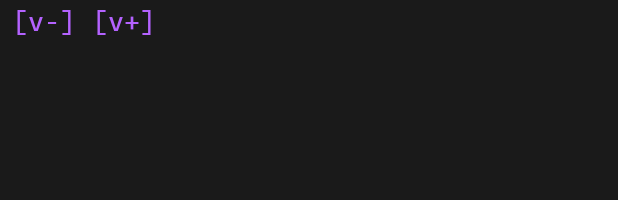
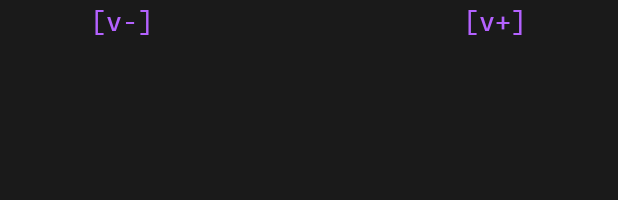
Before and after one commit to Pashebor/MusicForProgrammers, an Android app: the layout volume_controls_fragment.xml on its own in the app's theme, with its tools: preview values and no code run, on a phone screen of 412 x 824 dp. Shown: the top 200 px of the screen. Run offline under Robolectric (Android 15) with nearby library versions, the phone set to English and light mode, and no system bars.

Commit message:
The volume actions has been added

```diff
--- a/app/src/main/res/layout/player_controls.xml
+++ b/app/src/main/res/layout/player_controls.xml
@@ -104,14 +104,14 @@
             android:text="@string/text_placeholder_time_null"
             android:gravity="start"
             android:textColor="@color/grey"
-            android:layout_marginEnd="5dp"
             android:textSize="18sp"
             app:autoSizeTextType="uniform"
             app:fontType="regular" />
 
         <androidx.fragment.app.FragmentContainerView
             android:id="@+id/volume"
-            android:gravity="start"
+            android:gravity="center"
+            android:textAlignment="center"
             android:layout_weight="1"
             android:layout_width="0dp"
             android:layout_height="match_parent"
--- a/app/src/main/res/layout/volume_controls_fragment.xml
+++ b/app/src/main/res/layout/volume_controls_fragment.xml
@@ -2,17 +2,18 @@
 <LinearLayout xmlns:android="http://schemas.android.com/apk/res/android"
     android:id="@+id/volume_controls"
     xmlns:app="http://schemas.android.com/apk/res-auto"
-    android:layout_width="wrap_content"
+    android:layout_width="match_parent"
     android:layout_height="wrap_content"
     android:paddingHorizontal="8dp"
-    android:gravity="fill"
+    android:gravity="center"
     android:orientation="horizontal">
 
     <com.example.musicforprogrammers.views.MFPButton
+        android:id="@+id/volume_down"
         android:layout_width="wrap_content"
         android:layout_height="match_parent"
         android:layout_weight="35"
-        android:gravity="start"
+        android:gravity="center"
         android:text="@string/button_minus_volume"
         android:textSize="18sp"
         app:buttonType="purple" />
@@ -30,10 +31,11 @@
         app:fontType="regular" />
 
     <com.example.musicforprogrammers.views.MFPButton
+        android:id="@+id/volume_up"
         android:layout_width="wrap_content"
         android:layout_height="match_parent"
         android:layout_weight="35"
-        android:gravity="end"
+        android:gravity="center"
         android:text="@string/button_plus_volume"
         android:textSize="18sp"
         app:buttonType="purple" />
```
Also changed, not shown: app/src/main/java/com/example/musicforprogrammers/models/VolumeModel.kt (+25 -3 lines), app/src/main/java/com/example/musicforprogrammers/views/VolumeControlsFragment.kt (+9 -0 lines).
